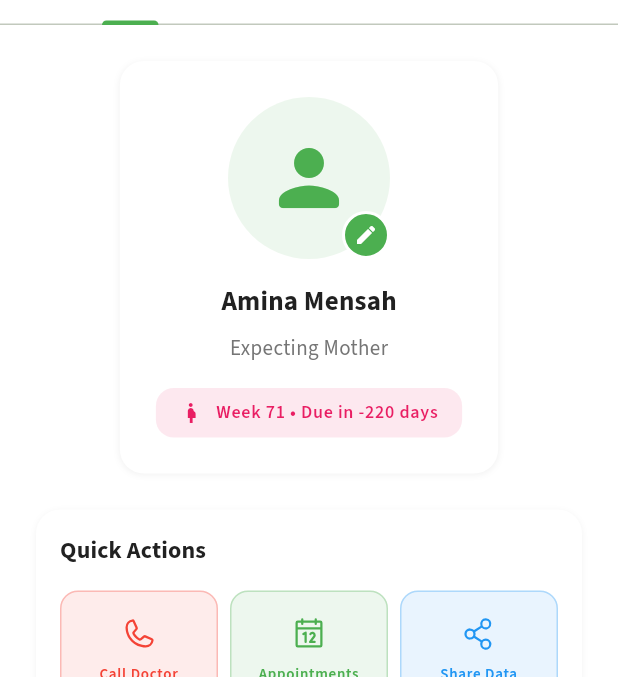
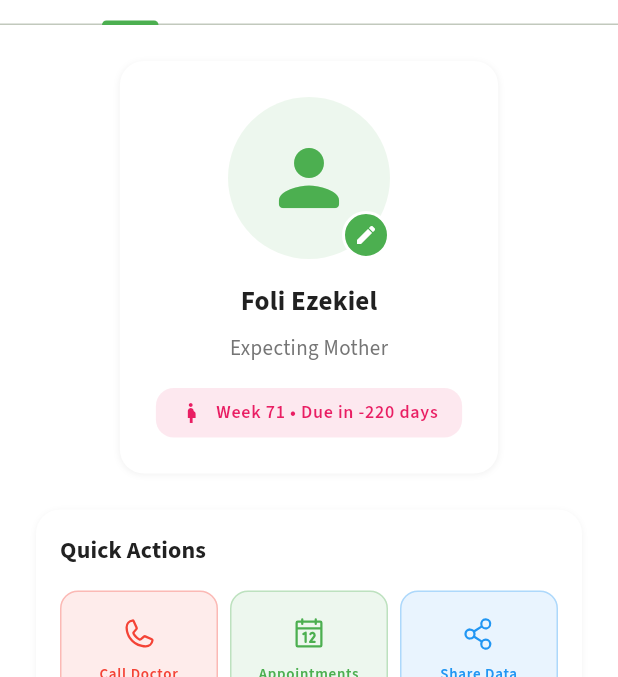
Before and after one commit to Foli-AE/smart_health_app, a Flutter app: the screen it shows once a user with an empty profile is signed in, item 4 of the bottom bar chosen, on a phone screen of 412 x 824 dp, the part 131-808 px from its top. Run offline on Flutter 3.47's test engine with Material 3 defaults, Android fonts, the phone set to English and light mode, and no system bars; our stand-ins replace cloud_firestore, firebase_auth, firebase_core, firebase_messaging, fl_chart, flutter_animate and 6 more; accounts and stored records are empty.

Commit message:
Refactor UI components to use const constructors for improved performance and consistency. Update implementation plan with app name and voice assistant note. Correct user name in dashboard and profile screens. Enhance BLE service and mock data service with const constructors for better memory management.

```diff
--- a/lib/features/auth/login_screen.dart
+++ b/lib/features/auth/login_screen.dart
@@ -158,14 +158,14 @@ class _LoginScreenState extends ConsumerState<LoginScreen> {
         Container(
           width: 120,
           height: 120,
-          decoration: BoxDecoration(
+          decoration: const BoxDecoration(
             shape: BoxShape.circle,
             gradient: AppColors.primaryGradient,
             boxShadow: [
               BoxShadow(
                 color: AppColors.shadowMedium,
                 blurRadius: 8,
-                offset: const Offset(0, 4),
+                offset: Offset(0, 4),
               ),
             ],
           ),
--- a/lib/features/dashboard/dashboard_screen.dart
+++ b/lib/features/dashboard/dashboard_screen.dart
@@ -164,7 +164,7 @@ class _DashboardScreenState extends State<DashboardScreen> {
                 ),
                 const SizedBox(height: 4),
                 Text(
-                  'Amina Mensah',
+                  'Foli Ezekiel',
                   style: AppTypography.headlineMedium.copyWith(
                     color: AppColors.textInverse,
                     fontWeight: FontWeight.bold,
--- a/lib/features/history/history_screen.dart
+++ b/lib/features/history/history_screen.dart
@@ -122,7 +122,7 @@ class _HistoryScreenState extends State<HistoryScreen> with TickerProviderStateM
       child: Column(
         mainAxisAlignment: MainAxisAlignment.center,
         children: [
-          CircularProgressIndicator(color: AppColors.primary),
+          const CircularProgressIndicator(color: AppColors.primary),
           const SizedBox(height: AppTheme.spacingM),
           Text(
             'Loading your health data...',
@@ -650,7 +650,7 @@ class _HistoryScreenState extends State<HistoryScreen> with TickerProviderStateM
   void _exportData() {
     // TODO: Implement data export functionality
     ScaffoldMessenger.of(context).showSnackBar(
-      SnackBar(
+      const SnackBar(
         content: Text('Export functionality coming soon!'),
         backgroundColor: AppColors.primary,
       ),
--- a/lib/features/profile/profile_screen.dart
+++ b/lib/features/profile/profile_screen.dart
@@ -106,7 +106,7 @@ class _ProfileScreenState extends ConsumerState<ProfileScreen> with TickerProvid
       child: Column(
         mainAxisAlignment: MainAxisAlignment.center,
         children: [
-          CircularProgressIndicator(color: AppColors.primary),
+          const CircularProgressIndicator(color: AppColors.primary),
           const SizedBox(height: AppTheme.spacingM),
           Text(
             'Loading profile...',
@@ -154,7 +154,7 @@ class _ProfileScreenState extends ConsumerState<ProfileScreen> with TickerProvid
 
   Widget _buildPregnancyTab() {
     if (_pregnancyTimeline == null) {
-      return Center(child: Text('Loading pregnancy data...'));
+      return const Center(child: Text('Loading pregnancy data...'));
     }
 
     return SingleChildScrollView(
@@ -265,7 +265,7 @@ class _ProfileScreenState extends ConsumerState<ProfileScreen> with TickerProvid
                   color: AppColors.primary.withValues(alpha: 0.1),
                   shape: BoxShape.circle,
                 ),
-                child: Icon(
+                child: const Icon(
                   Icons.person_rounded,
                   size: 60,
                   color: AppColors.primary,
@@ -284,7 +284,7 @@ class _ProfileScreenState extends ConsumerState<ProfileScreen> with TickerProvid
                       width: 2,
                     ),
                   ),
-                  child: Icon(
+                  child: const Icon(
                     Icons.edit,
                     size: 16,
                     color: AppColors.textInverse,
@@ -298,7 +298,7 @@ class _ProfileScreenState extends ConsumerState<ProfileScreen> with TickerProvid
 
           // Name and Title
           Text(
-            'Amina Mensah',
+            'Foli Ezekiel',
             style: AppTypography.titleLarge.copyWith(
               fontWeight: FontWeight.bold,
             ),
@@ -326,7 +326,7 @@ class _ProfileScreenState extends ConsumerState<ProfileScreen> with TickerProvid
             child: Row(
               mainAxisSize: MainAxisSize.min,
               children: [
-                Icon(
+                const Icon(
                   Icons.pregnant_woman,
                   color: AppColors.heartRate,
                   size: 16,
@@ -523,7 +523,7 @@ class _ProfileScreenState extends ConsumerState<ProfileScreen> with TickerProvid
             ),
           ),
           IconButton(
-            icon: Icon(Icons.edit, size: 16),
+            icon: const Icon(Icons.edit, size: 16),
             color: AppColors.textTertiary,
             onPressed: () => _editInfo(label),
           ),
@@ -533,7 +533,7 @@ class _ProfileScreenState extends ConsumerState<ProfileScreen> with TickerProvid
   }
 
   Widget _buildCurrentWeekCard() {
-    if (_pregnancyTimeline == null) return SizedBox.shrink();
+    if (_pregnancyTimeline == null) return const SizedBox.shrink();
 
     return Container(
       padding: const EdgeInsets.all(AppTheme.spacingL),
@@ -613,7 +613,7 @@ class _ProfileScreenState extends ConsumerState<ProfileScreen> with TickerProvid
                 const SizedBox(height: AppTheme.spacingS),
                 Row(
                   children: [
-                    Icon(
+                    const Icon(
                       Icons.child_care,
                       color: AppColors.heartRate,
                       size: 16,
@@ -775,7 +775,7 @@ class _ProfileScreenState extends ConsumerState<ProfileScreen> with TickerProvid
   }
 
   Widget _buildMilestones() {
-    if (_pregnancyTimeline == null) return SizedBox.shrink();
+    if (_pregnancyTimeline == null) return const SizedBox.shrink();
 
     return Container(
       padding: const EdgeInsets.all(AppTheme.spacingM),
@@ -802,7 +802,7 @@ class _ProfileScreenState extends ConsumerState<ProfileScreen> with TickerProvid
           if (_pregnancyTimeline!.milestones.length > 5)
             TextButton(
               onPressed: () => _showAllMilestones(),
-              child: Text('View All Milestones'),
+              child: const Text('View All Milestones'),
             ),
         ],
       ),
@@ -860,7 +860,7 @@ class _ProfileScreenState extends ConsumerState<ProfileScreen> with TickerProvid
                     ),
                     if (milestone.isCompleted) ...[
                       const SizedBox(width: 8),
-                      Icon(
+                      const Icon(
                         Icons.verified,
                         size: 12,
                         color: AppColors.success,
@@ -1011,7 +1011,7 @@ class _ProfileScreenState extends ConsumerState<ProfileScreen> with TickerProvid
               ),
               TextButton(
                 onPressed: () => _showAllRecommendations(),
-                child: Text('View All'),
+                child: const Text('View All'),
               ),
             ],
           ),
@@ -1075,7 +1075,7 @@ class _ProfileScreenState extends ConsumerState<ProfileScreen> with TickerProvid
               ],
             ),
           ),
-          Icon(
+          const Icon(
             Icons.arrow_forward_ios,
             color: AppColors.textTertiary,
             size: 16,
@@ -1100,7 +1100,7 @@ class _ProfileScreenState extends ConsumerState<ProfileScreen> with TickerProvid
         children: [
           Row(
             children: [
-              Icon(
+              const Icon(
                 Icons.emergency,
                 color: AppColors.critical,
                 size: 24,
@@ -1123,7 +1123,7 @@ class _ProfileScreenState extends ConsumerState<ProfileScreen> with TickerProvid
                 child: ElevatedButton.icon(
                   onPressed: () => _navigateToCallDoctor(),
                   icon: Icon(PhosphorIcons.phone()),
-                  label: Text('Call Doctor'),
+                  label: const Text('Call Doctor'),
                   style: ElevatedButton.styleFrom(
                     backgroundColor: AppColors.critical,
                     foregroundColor: AppColors.textInverse,
@@ -1134,11 +1134,11 @@ class _ProfileScreenState extends ConsumerState<ProfileScreen> with TickerProvid
               Expanded(
                 child: OutlinedButton.icon(
                   onPressed: () => _callEmergencyServices(),
-                  icon: Icon(Icons.local_hospital),
-                  label: Text('Emergency'),
+                  icon: const Icon(Icons.local_hospital),
+                  label: const Text('Emergency'),
                   style: OutlinedButton.styleFrom(
                     foregroundColor: AppColors.critical,
-                    side: BorderSide(color: AppColors.critical),
+                    side: const BorderSide(color: AppColors.critical),
                   ),
                 ),
               ),
@@ -1396,7 +1396,7 @@ class _ProfileScreenState extends ConsumerState<ProfileScreen> with TickerProvid
                 ],
               ),
             ),
-            Icon(
+            const Icon(
               Icons.arrow_forward_ios,
               color: AppColors.textTertiary,
               size: 16,
@@ -1451,7 +1451,7 @@ class _ProfileScreenState extends ConsumerState<ProfileScreen> with TickerProvid
                     backgroundColor: AppColors.primary,
                     foregroundColor: AppColors.textInverse,
                     padding: const EdgeInsets.symmetric(vertical: AppTheme.spacingM),
-                    shape: RoundedRectangleBorder(
+                    shape: const RoundedRectangleBorder(
                       borderRadius: AppTheme.mediumRadius,
                     ),
                   ),
@@ -1474,7 +1474,7 @@ class _ProfileScreenState extends ConsumerState<ProfileScreen> with TickerProvid
                     backgroundColor: AppColors.secondary,
                     foregroundColor: AppColors.textInverse,
                     padding: const EdgeInsets.symmetric(vertical: AppTheme.spacingM),
-                    shape: RoundedRectangleBorder(
+                    shape: const RoundedRectangleBorder(
                       borderRadius: AppTheme.mediumRadius,
                     ),
                   ),
@@ -1497,7 +1497,7 @@ class _ProfileScreenState extends ConsumerState<ProfileScreen> with TickerProvid
 
   void _showAppointments() {
     ScaffoldMessenger.of(context).showSnackBar(
-      SnackBar(
+      const SnackBar(
         content: Text('Appointments feature - Coming soon'),
         backgroundColor: AppColors.primary,
       ),
@@ -1506,7 +1506,7 @@ class _ProfileScreenState extends ConsumerState<ProfileScreen> with TickerProvid
 
   void _shareHealthData() {
     ScaffoldMessenger.of(context).showSnackBar(
-      SnackBar(
+      const SnackBar(
         content: Text('Health data sharing - Coming soon'),
         backgroundColor: AppColors.primary,
       ),
@@ -1524,7 +1524,7 @@ class _ProfileScreenState extends ConsumerState<ProfileScreen> with TickerProvid
 
   void _showAllMilestones() {
     ScaffoldMessenger.of(context).showSnackBar(
-      SnackBar(
+      const SnackBar(
         content: Text('All milestones view - Coming soon'),
         backgroundColor: AppColors.primary,
       ),
@@ -1533,7 +1533,7 @@ class _ProfileScreenState extends ConsumerState<ProfileScreen> with TickerProvid
 
   void _showAllRecommendations() {
     ScaffoldMessenger.of(context).showSnackBar(
-      SnackBar(
+      const SnackBar(
         content: Text('All recommendations view - Coming soon'),
         backgroundColor: AppColors.primary,
       ),
@@ -1544,12 +1544,12 @@ class _ProfileScreenState extends ConsumerState<ProfileScreen> with TickerProvid
     showDialog(
       context: context,
       builder: (context) => AlertDialog(
-        title: Text('Emergency Call'),
-        content: Text('Call emergency services (999) immediately?'),
+        title: const Text('Emergency Call'),
+        content: const Text('Call emergency services (999) immediately?'),
         actions: [
           TextButton(
             onPressed: () => Navigator.pop(context),
-            child: Text('Cancel'),
+            child: const Text('Cancel'),
           ),
           ElevatedButton(
             onPressed: () {
@@ -1559,7 +1559,7 @@ class _ProfileScreenState extends ConsumerState<ProfileScreen> with TickerProvid
             style: ElevatedButton.styleFrom(
               backgroundColor: AppColors.critical,
             ),
-            child: Text('Call 999'),
+            child: const Text('Call 999'),
           ),
         ],
       ),
--- a/lib/features/testing/firebase_test_screen.dart
+++ b/lib/features/testing/firebase_test_screen.dart
@@ -16,7 +16,7 @@ class FirebaseTestScreen extends ConsumerStatefulWidget {
 class _FirebaseTestScreenState extends ConsumerState<FirebaseTestScreen> {
   bool _isLoading = false;
   Map<String, dynamic> _testResults = {};
-  Map<String, dynamic> _realtimeData = {};
+  final Map<String, dynamic> _realtimeData = {};
 
   @override
   void initState() {
--- a/lib/main.dart
+++ b/lib/main.dart
@@ -105,7 +105,7 @@ class _LoadingScreen extends StatelessWidget {
             Container(
               width: 80,
               height: 80,
-              decoration: BoxDecoration(
+              decoration: const BoxDecoration(
                 shape: BoxShape.circle,
                 gradient: AppColors.primaryGradient,
               ),
--- a/lib/shared/models/pregnancy_timeline.dart
+++ b/lib/shared/models/pregnancy_timeline.dart
@@ -352,11 +352,11 @@ extension PregnancyTrimesterExtension on PregnancyTrimester {
   IntRange get weekRange {
     switch (this) {
       case PregnancyTrimester.first:
-        return IntRange(1, 12);
+        return const IntRange(1, 12);
       case PregnancyTrimester.second:
-        return IntRange(13, 26);
+        return const IntRange(13, 26);
       case PregnancyTrimester.third:
-        return IntRange(27, 40);
+        return const IntRange(27, 40);
     }
   }
 }
--- a/lib/shared/services/firebase_data_populator.dart
+++ b/lib/shared/services/firebase_data_populator.dart
@@ -159,7 +159,7 @@ class FirebaseDataPopulator {
     final batch = _firestore.batch();
 
     final contacts = [
-      DoctorContact(
+      const DoctorContact(
         id: '1',
         name: 'Dr. Sarah Johnson',
         title: 'Obstetrician',
@@ -174,7 +174,7 @@ class FirebaseDataPopulator {
         yearsExperience: 12,
         languages: ['English', 'Twi'],
       ),
-      DoctorContact(
+      const DoctorContact(
         id: '2',
         name: 'Nurse Grace Mensah',
         title: 'Midwife',
@@ -189,7 +189,7 @@ class FirebaseDataPopulator {
         yearsExperience: 8,
         languages: ['English', 'Twi', 'Ga'],
       ),
-      DoctorContact(
+      const DoctorContact(
         id: '3',
         name: 'Dr. Kwame Asante',
         title: 'Pediatrician',
--- a/lib/shared/services/firebase_data_service.dart
+++ b/lib/shared/services/firebase_data_service.dart
@@ -256,7 +256,7 @@ class FirebaseDataService {
   /// Generate mock contacts
   List<DoctorContact> _generateMockContacts() {
     return [
-      DoctorContact(
+      const DoctorContact(
         id: '1',
         name: 'Dr. Sarah Johnson',
         title: 'Obstetrician',
@@ -271,7 +271,7 @@ class FirebaseDataService {
         yearsExperience: 12,
         languages: ['English', 'Twi'],
       ),
-      DoctorContact(
+      const DoctorContact(
         id: '2',
         name: 'Nurse Grace Mensah',
         title: 'Midwife',
--- a/lib/shared/services/firebase_service.dart
+++ b/lib/shared/services/firebase_service.dart
@@ -1,9 +1,7 @@
 import 'dart:async';
-import 'package:firebase_core/firebase_core.dart';
 import 'package:firebase_auth/firebase_auth.dart';
 import 'package:cloud_firestore/cloud_firestore.dart';
 import 'package:firebase_messaging/firebase_messaging.dart';
-import 'package:flutter/foundation.dart';
 import '../models/vital_signs.dart';
 import '../models/alert.dart';
 import '../models/doctor_contact.dart';
```
Also changed, not shown: lib/features/alerts/alerts_screen.dart (+15 -15 lines), lib/features/contacts/call_doctor_screen.dart (+19 -19 lines), lib/features/testing/ble_test_screen.dart (+5 -5 lines), lib/shared/services/ble_service.dart (+6 -6 lines), lib/shared/services/mock_data_service.dart (+25 -21 lines), 1 other file.
